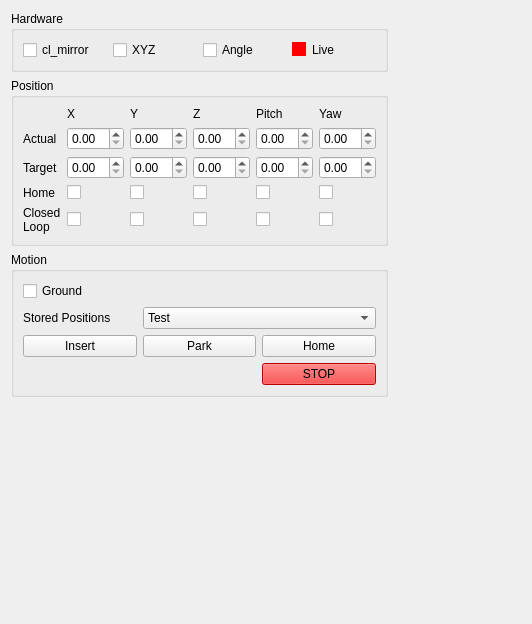
Before: the Qt Designer form supra_cl/cl_mirror_positioner/mirror_position_measure.ui in PromuInstrument/stackbot, drawn with Qt 5.
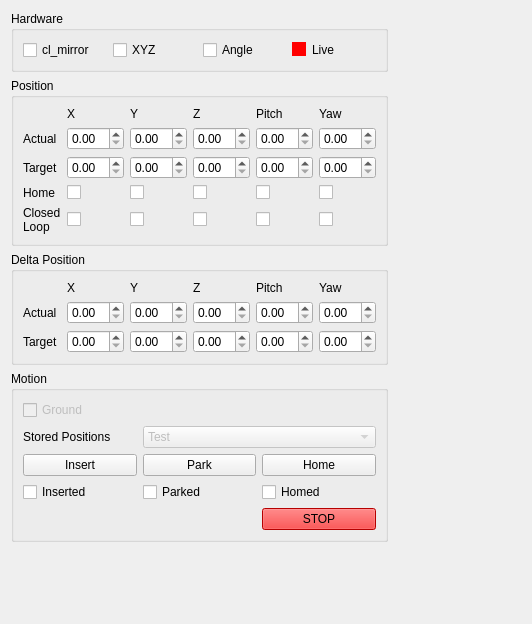
After: the same form once the commit is applied.

Commit message: SupraCL: CL mirror updates, include settings for parked, inserted, homed

Diff of the .ui file:
```diff
--- a/supra_cl/cl_mirror_positioner/mirror_position_measure.ui
+++ b/supra_cl/cl_mirror_positioner/mirror_position_measure.ui
@@ -22,74 +22,139 @@
   <property name="styleSheet">
    <string notr="true"/>
   </property>
-  <layout class="QGridLayout" name="gridLayout_3">
+  <layout class="QGridLayout" name="gridLayout_5">
+   <item row="2" column="1">
+    <spacer name="horizontalSpacer">
+     <property name="orientation">
+      <enum>Qt::Horizontal</enum>
+     </property>
+     <property name="sizeHint" stdset="0">
+      <size>
+       <width>40</width>
+       <height>20</height>
+      </size>
+     </property>
+    </spacer>
+   </item>
    <item row="2" column="0">
-    <widget class="QGroupBox" name="motion_groupBox">
+    <widget class="QGroupBox" name="delta_position_groupBox">
      <property name="title">
-      <string>Motion</string>
+      <string>Delta Position</string>
      </property>
-     <layout class="QGridLayout" name="gridLayout_2">
-      <item row="1" column="1" colspan="2">
-       <widget class="QComboBox" name="set_stored_position_comboBox">
-        <item>
-         <property name="text">
-          <string>Test</string>
-         </property>
-        </item>
-        <item>
-         <property name="text">
-          <string>TEst2</string>
-         </property>
-        </item>
+     <layout class="QGridLayout" name="gridLayout_3">
+      <item row="0" column="1">
+       <widget class="QLabel" name="label_13">
+        <property name="text">
+         <string>X</string>
+        </property>
+       </widget>
+      </item>
+      <item row="0" column="2">
+       <widget class="QLabel" name="label_19">
+        <property name="text">
+         <string>Y</string>
+        </property>
+       </widget>
+      </item>
+      <item row="0" column="3">
+       <widget class="QLabel" name="label_14">
+        <property name="text">
+         <string>Z</string>
+        </property>
+       </widget>
+      </item>
+      <item row="0" column="4">
+       <widget class="QLabel" name="label_17">
+        <property name="text">
+         <string>Pitch</string>
+        </property>
+       </widget>
+      </item>
+      <item row="0" column="5">
+       <widget class="QLabel" name="label_12">
+        <property name="text">
+         <string>Yaw</string>
+        </property>
        </widget>
       </item>
       <item row="1" column="0">
-       <widget class="QLabel" name="label_8">
+       <widget class="QLabel" name="label_15">
         <property name="text">
-         <string>Stored Positions</string>
+         <string>Actual</string>
+        </property>
+       </widget>
+      </item>
+      <item row="1" column="1">
+       <widget class="QDoubleSpinBox" name="delta_x_position_doubleSpinBox">
+        <property name="sizePolicy">
+         <sizepolicy hsizetype="Ignored" vsizetype="Fixed">
+          <horstretch>0</horstretch>
+          <verstretch>0</verstretch>
+         </sizepolicy>
+        </property>
+       </widget>
+      </item>
+      <item row="1" column="2">
+       <widget class="QDoubleSpinBox" name="delta_y_position_doubleSpinBox">
+        <property name="sizePolicy">
+         <sizepolicy hsizetype="Ignored" vsizetype="Fixed">
+          <horstretch>0</horstretch>
+          <verstretch>0</verstretch>
+         </sizepolicy>
+        </property>
+       </widget>
+      </item>
+      <item row="1" column="3">
+       <widget class="QDoubleSpinBox" name="delta_z_position_doubleSpinBox">
+        <property name="sizePolicy">
+         <sizepolicy hsizetype="Ignored" vsizetype="Fixed">
+          <horstretch>0</horstretch>
+          <verstretch>0</verstretch>
+         </sizepolicy>
+        </property>
+       </widget>
+      </item>
+      <item row="1" column="4">
+       <widget class="QDoubleSpinBox" name="delta_pitch_position_doubleSpinBox">
+        <property name="sizePolicy">
+         <sizepolicy hsizetype="Ignored" vsizetype="Fixed">
+          <horstretch>0</horstretch>
+          <verstretch>0</verstretch>
+         </sizepolicy>
+        </property>
+       </widget>
+      </item>
+      <item row="1" column="5">
+       <widget class="QDoubleSpinBox" name="delta_yaw_position_doubleSpinBox">
+        <property name="sizePolicy">
+         <sizepolicy hsizetype="Ignored" vsizetype="Fixed">
+          <horstretch>0</horstretch>
+          <verstretch>0</verstretch>
+         </sizepolicy>
         </property>
        </widget>
       </item>
       <item row="2" column="0">
-       <widget class="QPushButton" name="insert_pushButton">
+       <widget class="QLabel" name="label_16">
         <property name="text">
-         <string>Insert</string>
-        </property>
-       </widget>
-      </item>
-      <item row="0" column="0">
-       <widget class="QCheckBox" name="ground_checkBox">
-        <property name="enabled">
-         <bool>true</bool>
-        </property>
-        <property name="text">
-         <string>Ground</string>
+         <string>Target</string>
         </property>
        </widget>
       </item>
       <item row="2" column="1">
-       <widget class="QPushButton" name="park_pushButton">
-        <property name="text">
-         <string>Park</string>
-        </property>
-       </widget>
-      </item>
-      <item row="3" column="2">
-       <widget class="QPushButton" name="stop_pushButton">
-        <property name="styleSheet">
-         <string notr="true">background-color: red;</string>
-        </property>
-        <property name="text">
-         <string>STOP</string>
-        </property>
-       </widget>
+       <widget class="QDoubleSpinBox" name="delta_x_target_position_doubleSpinBox"/>
       </item>
       <item row="2" column="2">
-       <widget class="QPushButton" name="home_pushButton">
-        <property name="text">
-         <string>Home</string>
-        </property>
-       </widget>
+       <widget class="QDoubleSpinBox" name="delta_y_target_position_doubleSpinBox"/>
+      </item>
+      <item row="2" column="3">
+       <widget class="QDoubleSpinBox" name="delta_z_target_position_doubleSpinBox"/>
+      </item>
+      <item row="2" column="4">
+       <widget class="QDoubleSpinBox" name="delta_pitch_target_position_doubleSpinBox"/>
+      </item>
+      <item row="2" column="5">
+       <widget class="QDoubleSpinBox" name="delta_yaw_target_position_doubleSpinBox"/>
       </item>
      </layout>
     </widget>
@@ -357,20 +422,102 @@
      </layout>
     </widget>
    </item>
-   <item row="2" column="1">
-    <spacer name="horizontalSpacer">
-     <property name="orientation">
-      <enum>Qt::Horizontal</enum>
-     </property>
-     <property name="sizeHint" stdset="0">
-      <size>
-       <width>40</width>
-       <height>20</height>
-      </size>
-     </property>
-    </spacer>
-   </item>
    <item row="4" column="0">
+    <widget class="QGroupBox" name="motion_groupBox">
+     <property name="title">
+      <string>Motion</string>
+     </property>
+     <layout class="QGridLayout" name="gridLayout_2">
+      <item row="2" column="2">
+       <widget class="QPushButton" name="home_pushButton">
+        <property name="text">
+         <string>Home</string>
+        </property>
+       </widget>
+      </item>
+      <item row="4" column="2">
+       <widget class="QPushButton" name="stop_pushButton">
+        <property name="styleSheet">
+         <string notr="true">background-color: red;</string>
+        </property>
+        <property name="text">
+         <string>STOP</string>
+        </property>
+       </widget>
+      </item>
+      <item row="2" column="0">
+       <widget class="QPushButton" name="insert_pushButton">
+        <property name="text">
+         <string>Insert</string>
+        </property>
+       </widget>
+      </item>
+      <item row="1" column="0">
+       <widget class="QLabel" name="label_8">
+        <property name="text">
+         <string>Stored Positions</string>
+        </property>
+       </widget>
+      </item>
+      <item row="2" column="1">
+       <widget class="QPushButton" name="park_pushButton">
+        <property name="text">
+         <string>Park</string>
+        </property>
+       </widget>
+      </item>
+      <item row="0" column="0">
+       <widget class="QCheckBox" name="ground_checkBox">
+        <property name="enabled">
+         <bool>false</bool>
+        </property>
+        <property name="text">
+         <string>Ground</string>
+        </property>
+       </widget>
+      </item>
+      <item row="1" column="1" colspan="2">
+       <widget class="QComboBox" name="set_stored_position_comboBox">
+        <property name="enabled">
+         <bool>false</bool>
+        </property>
+        <item>
+         <property name="text">
+          <string>Test</string>
+         </property>
+        </item>
+        <item>
+         <property name="text">
+          <string>TEst2</string>
+         </property>
+        </item>
+       </widget>
+      </item>
+      <item row="3" column="1">
+       <widget class="QCheckBox" name="parked_checkBox">
+        <property name="text">
+         <string>Parked</string>
+        </property>
+       </widget>
+      </item>
+      <item row="3" column="0">
+       <widget class="QCheckBox" name="inserted_checkBox">
+        <property name="text">
+         <string>Inserted</string>
+        </property>
+       </widget>
+      </item>
+      <item row="3" column="2">
+       <widget class="QCheckBox" name="homed_checkBox">
+        <property name="text">
+         <string>Homed</string>
+        </property>
+       </widget>
+      </item>
+     </layout>
+    </widget>
+   </item>
+   <item row="5" column="0">
     <spacer name="verticalSpacer">
      <property name="orientation">
       <enum>Qt::Vertical</enum>
```
Left out of the diff: 198 changed lines with no effect on the pictures. The commit also changes 4 other files.
